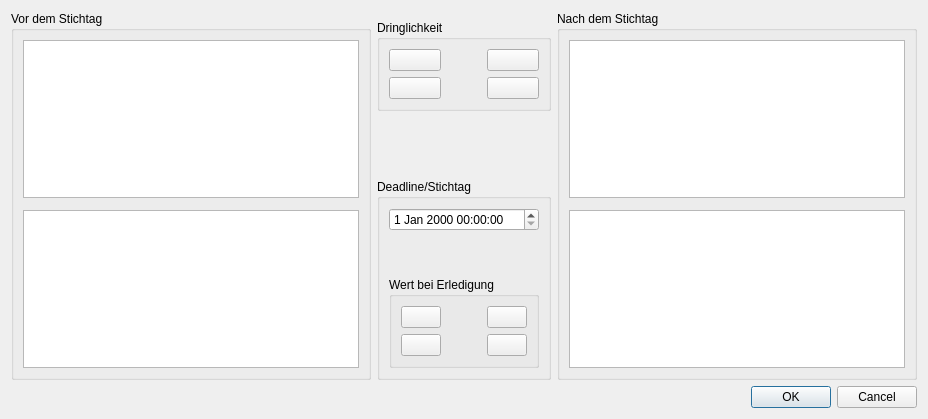
Qt form src/watnu/ui/choose_deadline.ui (amogorkon/watnu) before a commit.
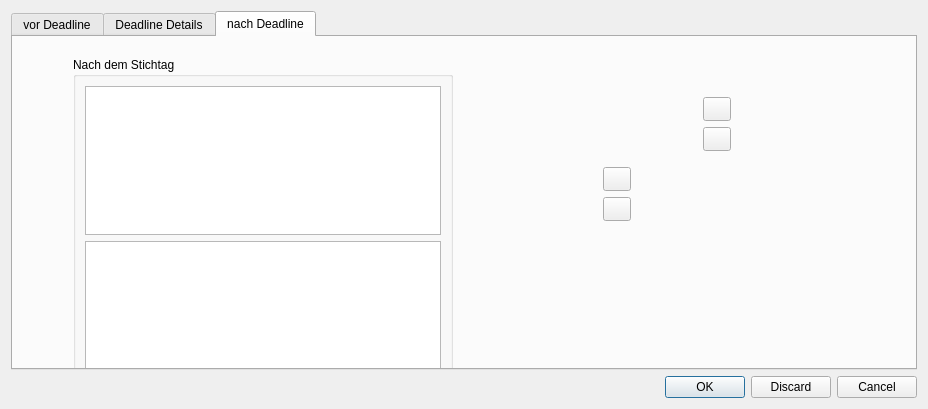
The same form after that commit. The open tabs and pages were chosen to show the change. Icons and pictures are not drawn.

Commit message: fixed tooltips, deadline chooser, coin throw

```diff
--- a/src/watnu/ui/choose_deadline.ui
+++ b/src/watnu/ui/choose_deadline.ui
@@ -7,7 +7,7 @@
     <x>0</x>
     <y>0</y>
     <width>928</width>
-    <height>419</height>
+    <height>409</height>
    </rect>
   </property>
   <property name="windowTitle">
@@ -15,6 +15,14 @@
   </property>
   <layout class="QVBoxLayout" name="verticalLayout">
    <item>
+    <widget class="QTabWidget" name="tabWidget">
+     <property name="currentIndex">
+      <number>1</number>
+     </property>
+     <widget class="QWidget" name="before_deadline" native="true">
+      <attribute name="title">
+       <string>vor Deadline</string>
+      </attribute>
     <layout class="QHBoxLayout" name="horizontalLayout_3">
      <item>
       <widget class="QGroupBox" name="groupBox_2">
@@ -75,18 +83,7 @@
           <string>Dringlichkeit</string>
          </property>
          <layout class="QGridLayout" name="gridLayout_2">
-          <item row="0" column="2">
-           <widget class="QPushButton" name="pushButton">
-            <property name="text">
-             <string/>
-            </property>
-            <property name="icon">
-             <iconset>
-              <normaloff>../extra/feathericons/plus.svg</normaloff>../extra/feathericons/plus.svg</iconset>
-            </property>
-           </widget>
-          </item>
-          <item row="1" column="2">
+            <item row="1" column="0">
            <widget class="QPushButton" name="pushButton_2">
             <property name="text">
              <string/>
@@ -98,7 +95,7 @@
            </widget>
           </item>
           <item row="0" column="0">
-           <widget class="QPushButton" name="pushButton_7">
+             <widget class="QPushButton" name="pushButton">
             <property name="text">
              <string/>
             </property>
@@ -108,33 +105,6 @@
             </property>
            </widget>
           </item>
-          <item row="1" column="0">
-           <widget class="QPushButton" name="pushButton_8">
-            <property name="text">
-             <string/>
-            </property>
-            <property name="icon">
-             <iconset>
-              <normaloff>../extra/feathericons/minus.svg</normaloff>../extra/feathericons/minus.svg</iconset>
-            </property>
-           </widget>
-          </item>
-          <item row="0" column="1">
-           <spacer name="horizontalSpacer_2">
-            <property name="orientation">
-             <enum>Qt::Horizontal</enum>
-            </property>
-            <property name="sizeType">
-             <enum>QSizePolicy::Preferred</enum>
-            </property>
-            <property name="sizeHint" stdset="0">
-             <size>
-              <width>40</width>
-              <height>20</height>
-             </size>
-            </property>
-           </spacer>
-          </item>
          </layout>
         </widget>
        </item>
@@ -152,56 +122,12 @@
         </spacer>
        </item>
        <item>
-        <widget class="QGroupBox" name="groupBox_3">
-         <property name="title">
-          <string>Deadline/Stichtag</string>
-         </property>
-         <layout class="QVBoxLayout" name="verticalLayout_5">
-          <item>
-           <widget class="QDateTimeEdit" name="dateTimeEdit"/>
-          </item>
-          <item>
-           <spacer name="verticalSpacer_3">
-            <property name="orientation">
-             <enum>Qt::Vertical</enum>
-            </property>
-            <property name="sizeHint" stdset="0">
-             <size>
-              <width>20</width>
-              <height>40</height>
-             </size>
-            </property>
-           </spacer>
-          </item>
-          <item>
            <widget class="QGroupBox" name="groupBox_5">
             <property name="title">
              <string>Wert bei Erledigung</string>
             </property>
             <layout class="QGridLayout" name="gridLayout">
-             <item row="1" column="0">
-              <widget class="QPushButton" name="pushButton_6">
-               <property name="text">
-                <string/>
-               </property>
-               <property name="icon">
-                <iconset>
-                 <normaloff>../extra/feathericons/minus.svg</normaloff>../extra/feathericons/minus.svg</iconset>
-               </property>
-              </widget>
-             </item>
              <item row="0" column="0">
-              <widget class="QPushButton" name="pushButton_5">
-               <property name="text">
-                <string/>
-               </property>
-               <property name="icon">
-                <iconset>
-                 <normaloff>../extra/feathericons/plus.svg</normaloff>../extra/feathericons/plus.svg</iconset>
-               </property>
-              </widget>
-             </item>
-             <item row="0" column="2">
               <widget class="QPushButton" name="pushButton_4">
                <property name="text">
                 <string/>
@@ -212,7 +138,7 @@
                </property>
               </widget>
              </item>
-             <item row="1" column="2">
+            <item row="1" column="0">
               <widget class="QPushButton" name="pushButton_3">
                <property name="text">
                 <string/>
@@ -223,32 +149,56 @@
                </property>
               </widget>
              </item>
-             <item row="0" column="1">
-              <spacer name="horizontalSpacer">
-               <property name="orientation">
-                <enum>Qt::Horizontal</enum>
-               </property>
-               <property name="sizeType">
-                <enum>QSizePolicy::Preferred</enum>
-               </property>
-               <property name="sizeHint" stdset="0">
-                <size>
-                 <width>40</width>
-                 <height>20</height>
-                </size>
-               </property>
-              </spacer>
-             </item>
             </layout>
            </widget>
           </item>
          </layout>
-        </widget>
        </item>
       </layout>
-     </item>
+     </widget>
+     <widget class="QWidget" name="deadline_details">
+      <attribute name="title">
+       <string>Deadline Details</string>
+      </attribute>
+      <layout class="QVBoxLayout" name="verticalLayout_6">
      <item>
+        <widget class="QDateTimeEdit" name="deadline">
+         <property name="specialValueText">
+          <string>&quot;Never&quot;</string>
+         </property>
+         <property name="accelerated">
+          <bool>false</bool>
+         </property>
+         <property name="dateTime">
+          <datetime>
+           <hour>0</hour>
+           <minute>0</minute>
+           <second>0</second>
+           <year>2020</year>
+           <month>1</month>
+           <day>1</day>
+          </datetime>
+         </property>
+         <property name="calendarPopup">
+          <bool>true</bool>
+         </property>
+        </widget>
+       </item>
+      </layout>
+     </widget>
+     <widget class="QWidget" name="after_deadline">
+      <attribute name="title">
+       <string>nach Deadline</string>
+      </attribute>
       <widget class="QGroupBox" name="groupBox">
+       <property name="geometry">
+        <rect>
+         <x>60</x>
+         <y>20</y>
+         <width>380</width>
+         <height>345</height>
+        </rect>
+       </property>
        <property name="title">
         <string>Nach dem Stichtag</string>
        </property>
@@ -288,8 +238,76 @@
         </item>
        </layout>
       </widget>
-     </item>
-    </layout>
+      <widget class="QPushButton" name="pushButton_6">
+       <property name="geometry">
+        <rect>
+         <x>590</x>
+         <y>160</y>
+         <width>28</width>
+         <height>24</height>
+        </rect>
+       </property>
+       <property name="text">
+        <string/>
+       </property>
+       <property name="icon">
+        <iconset>
+         <normaloff>../extra/feathericons/minus.svg</normaloff>../extra/feathericons/minus.svg</iconset>
+       </property>
+      </widget>
+      <widget class="QPushButton" name="pushButton_5">
+       <property name="geometry">
+        <rect>
+         <x>590</x>
+         <y>130</y>
+         <width>28</width>
+         <height>24</height>
+        </rect>
+       </property>
+       <property name="text">
+        <string/>
+       </property>
+       <property name="icon">
+        <iconset>
+         <normaloff>../extra/feathericons/plus.svg</normaloff>../extra/feathericons/plus.svg</iconset>
+       </property>
+      </widget>
+      <widget class="QPushButton" name="pushButton_7">
+       <property name="geometry">
+        <rect>
+         <x>690</x>
+         <y>60</y>
+         <width>28</width>
+         <height>24</height>
+        </rect>
+       </property>
+       <property name="text">
+        <string/>
+       </property>
+       <property name="icon">
+        <iconset>
+         <normaloff>../extra/feathericons/plus.svg</normaloff>../extra/feathericons/plus.svg</iconset>
+       </property>
+      </widget>
+      <widget class="QPushButton" name="pushButton_8">
+       <property name="geometry">
+        <rect>
+         <x>690</x>
+         <y>90</y>
+         <width>28</width>
+         <height>24</height>
+        </rect>
+       </property>
+       <property name="text">
+        <string/>
+       </property>
+       <property name="icon">
+        <iconset>
+         <normaloff>../extra/feathericons/minus.svg</normaloff>../extra/feathericons/minus.svg</iconset>
+       </property>
+      </widget>
+     </widget>
+    </widget>
    </item>
    <item>
     <widget class="QDialogButtonBox" name="buttonBox">
@@ -297,7 +315,7 @@
       <enum>Qt::Horizontal</enum>
      </property>
      <property name="standardButtons">
-      <set>QDialogButtonBox::Cancel|QDialogButtonBox::Ok</set>
+      <set>QDialogButtonBox::Cancel|QDialogButtonBox::Discard|QDialogButtonBox::Ok</set>
      </property>
     </widget>
    </item>
```
Lines whose indentation alone changed are shown as unchanged. The commit also changes 5 other files.
